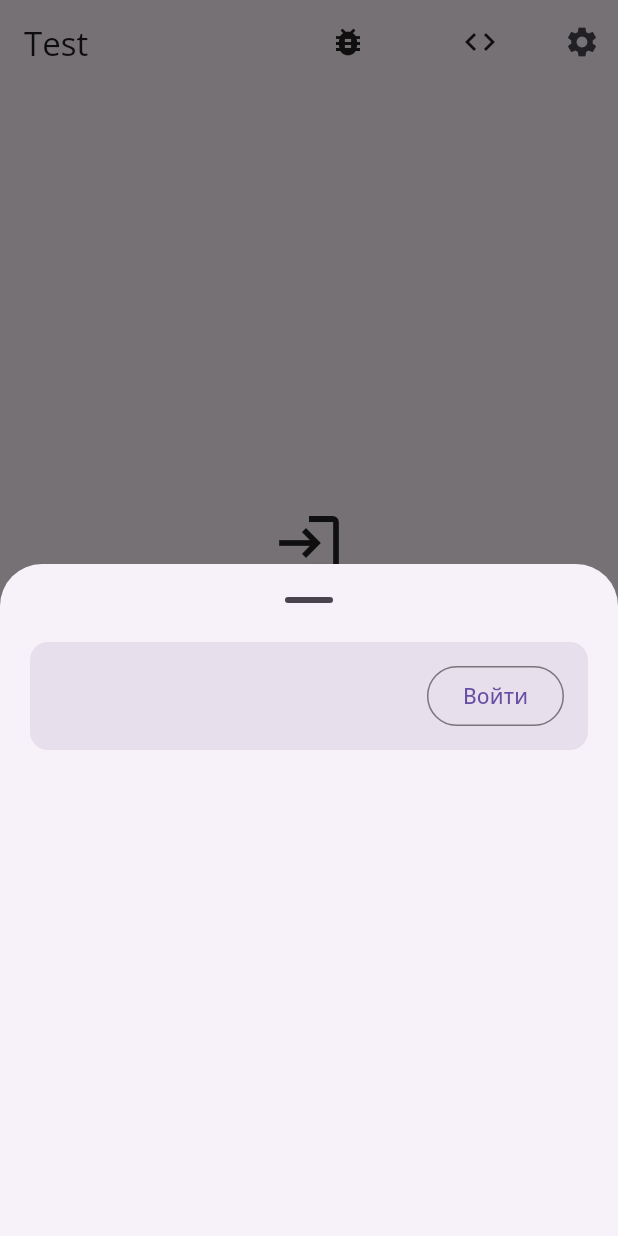
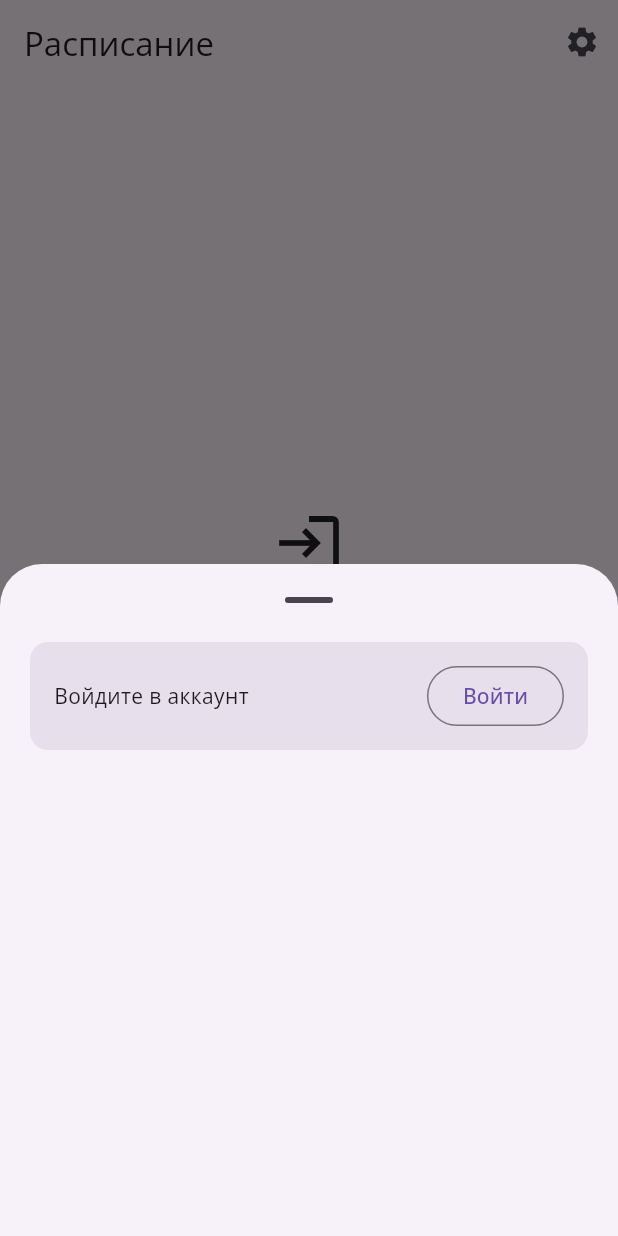
Before and after one commit to simbirskiif/flutter-schedule-ulstu, a Flutter app: the screen it shows after launch, after a tap on the "settings" icon, on a phone screen of 412 x 824 dp. Run offline on Flutter 3.47's test engine with Material 3 defaults, Android fonts, the phone set to English and light mode, and no system bars; drawn by our look-alikes of dynamic_color; our stand-ins replace flutter_secure_storage, google_fonts, shared_preferences, table_calendar, tuple; missing offline and left inert: button_m3e, dart:ffi, expressive_loading_indicator, expressive_refresh, loading_indicator_m3e, progress_indicator_m3e and 1 more.

Commit message:
FAB для возвращения к текущему дню, Заметки сменил на Задачи

```diff
--- a/lib/api/session_manager.dart
+++ b/lib/api/session_manager.dart
@@ -40,7 +40,7 @@ class SessionManager with ChangeNotifier {
     password = null;
     name = null;
     group = null;
-
+    loggedIn = false;
     processor.clear();
     save.clear();
     notifyListeners();
--- a/lib/main.dart
+++ b/lib/main.dart
@@ -214,64 +214,69 @@ class _MainState extends State<Main> {
   @override
   Widget build(BuildContext context) {
     _smallScreen = MediaQuery.of(context).size.width < 650 ? true : false;
+    GroupProcessor processor = Provider.of<GroupProcessor>(context);
+    SessionManager session = Provider.of<SessionManager>(context);
     return Builder(
       builder: (innerContext) {
         return Scaffold(
           appBar: AppBar(
-            title: Text("Test"),
+            title: Text(
+              processor.groupName != null
+                  ? session.group!
+                  : "Расписание",
+            ),
             actions: [
-              // ExpressiveLoadingIndicator(),
-              MaterialButton(
-                onPressed: () {
-                  Navigator.push(
-                    context,
-                    MaterialPageRoute(
-                      builder: (context) {
-                        return DebugWindow();
-                      },
-                    ),
-                  );
-                },
-                child: Icon(Icons.bug_report),
-              ),
-              MaterialButton(
-                onPressed: () {
-                  final controller = TextEditingController();
-                  showDialog(
-                    context: innerContext,
-                    builder: (context) => AlertDialog(
-                      title: Text("JSON"),
-                      content: TextField(
-                        controller: controller,
-                        decoration: InputDecoration(hintText: "JSON полный"),
-                      ),
-                      actions: [
-                        TextButton(
-                          onPressed: () => Navigator.pop(context),
-                          child: Text("Отмена"),
-                        ),
-                        TextButton(
-                          onPressed: () {
-                            // final d = decodeJSON(controller.text);
-                            // List<Lesson> less = converDumpToLessons(d);
-                            // less = getLessonsByFilter(Filter(), less);
-                            // for (final l in less) {
-                            //   debugPrint(l.toString());
-                            // }
-                            final save = context.read<SaveSystem>();
-                            final processor = context.read<GroupProcessor>();
-                            save.saveLessons(controller.text);
-                            processor.updateFromRaw(controller.text);
-                            processor.setSubgroup(2, context);
-                          },
-                          child: Text("Принять"),
-                        ),
-                      ],
-                    ),
-                  );
-                },
-                child: Icon(Icons.code),
-              ),
+              // MaterialButton(
+              //   onPressed: () {
+              //     Navigator.push(
+              //       context,
+              //       MaterialPageRoute(
+              //         builder: (context) {
+              //           return DebugWindow();
+              //         },
+              //       ),
+              //     );
+              //   },
+              //   child: Icon(Icons.bug_report),
+              // ),
+              // MaterialButton(
+              //   onPressed: () {
+              //     final controller = TextEditingController();
+              //     showDialog(
+              //       context: innerContext,
+              //       builder: (context) => AlertDialog(
+              //         title: Text("JSON"),
+              //         content: TextField(
+              //           controller: controller,
+              //           decoration: InputDecoration(hintText: "JSON полный"),
+              //         ),
+              //         actions: [
+              //           TextButton(
+              //             onPressed: () => Navigator.pop(context),
+              //             child: Text("Отмена"),
+              //           ),
+              //           TextButton(
+              //             onPressed: () {
+              //               // final d = decodeJSON(controller.text);
+              //               // List<Lesson> less = converDumpToLessons(d);
+              //               // less = getLessonsByFilter(Filter(), less);
+              //               // for (final l in less) {
+              //               //   debugPrint(l.toString());
+              //               // }
+              //               final save = context.read<SaveSystem>();
+              //               final processor = context.read<GroupProcessor>();
+              //               save.saveLessons(controller.text);
+              //               processor.updateFromRaw(controller.text);
+              //               processor.setSubgroup(2, context);
+              //             },
+              //             child: Text("Принять"),
+              //           ),
+              //         ],
+              //       ),
+              //     );
+              //   },
+              //   child: Icon(Icons.code),
+              // ),
               IconButton(
                 onPressed: () {
                   showBottomSheet(innerContext);
@@ -290,7 +295,7 @@ class _MainState extends State<Main> {
                     ),
                     NavigationDestination(
                       icon: Icon(Icons.notes),
-                      label: "Заметки",
+                      label: "Задачи",
                     ),
                   ],
                   selectedIndex: _selectedScreen,
@@ -316,7 +321,7 @@ class _MainState extends State<Main> {
                         ),
                         NavigationRailDestination(
                           icon: Icon(Icons.notes),
-                          label: Text("Заметки"),
+                          label: Text("Задачи"),
                         ),
                       ],
                       selectedIndex: _selectedScreen,
@@ -397,7 +402,7 @@ class _MainState extends State<Main> {
                                     ? "${manager.name!.split(" ")[1]} "
                                     : manager.userName ?? "Войдите в аккаунт",
                                 style: TextStyle(
-                                  color: ColorScheme.of(context).surfaceVariant,
+                                  color: ColorScheme.of(context).onSurface,
                                 ),
                               ),
                             ),
--- a/lib/screens/schedule_screen.dart
+++ b/lib/screens/schedule_screen.dart
@@ -158,7 +158,9 @@ class _ScheduleScreenState extends State<ScheduleScreen> {
         });
       }
     }
-    return Column(
+    return Stack(
+      children: [
+        Column(
           children: [
             Padding(
               padding: const EdgeInsets.symmetric(horizontal: 24, vertical: 8),
@@ -216,7 +218,9 @@ class _ScheduleScreenState extends State<ScheduleScreen> {
                             weekDay,
                             style: TextStyle(
                               fontSize: 10,
-                          color: ColorScheme.of(context).onSecondaryContainer,
+                              color: ColorScheme.of(
+                                context,
+                              ).onSecondaryContainer,
                             ),
                           ),
                           SizedBox(height: 0),
@@ -225,7 +229,9 @@ class _ScheduleScreenState extends State<ScheduleScreen> {
                             style: TextStyle(
                               fontSize: 16,
                               fontWeight: FontWeight.bold,
-                          color: ColorScheme.of(context).onSecondaryContainer,
+                              color: ColorScheme.of(
+                                context,
+                              ).onSecondaryContainer,
                             ),
                           ),
                         ],
@@ -237,7 +243,10 @@ class _ScheduleScreenState extends State<ScheduleScreen> {
                     return SizedBox(
                       width: 45,
                       child: Container(
-                    padding: EdgeInsets.symmetric(horizontal: 10, vertical: 0),
+                        padding: EdgeInsets.symmetric(
+                          horizontal: 10,
+                          vertical: 0,
+                        ),
                         decoration: BoxDecoration(
                           color: Theme.of(context).colorScheme.primary,
                           shape: BoxShape.rectangle,
@@ -282,7 +291,9 @@ class _ScheduleScreenState extends State<ScheduleScreen> {
                             weekDay,
                             style: TextStyle(
                               fontSize: 10,
-                          color: ColorScheme.of(context).onSecondaryContainer,
+                              color: ColorScheme.of(
+                                context,
+                              ).onSecondaryContainer,
                             ),
                           ),
                           SizedBox(height: 0),
@@ -291,7 +302,9 @@ class _ScheduleScreenState extends State<ScheduleScreen> {
                             style: TextStyle(
                               fontSize: 16,
                               fontWeight: FontWeight.bold,
-                          color: ColorScheme.of(context).onSecondaryContainer,
+                              color: ColorScheme.of(
+                                context,
+                              ).onSecondaryContainer,
                             ),
                           ),
                         ],
@@ -420,6 +433,46 @@ class _ScheduleScreenState extends State<ScheduleScreen> {
               ),
             ),
           ],
+        ),
+        Positioned(
+          bottom: 16,
+          right: 16,
+          child: AnimatedSwitcher(
+            duration: Duration(milliseconds: 200),
+            transitionBuilder: (child, animation) {
+              return ScaleTransition(
+                scale: animation,
+                child: FadeTransition(opacity: animation, child: child),
+              );
+            },
+            child:
+                days.indexWhere(
+                      (day) =>
+                          day.year == today.year &&
+                          day.month == today.month &&
+                          day.day == today.day,
+                    ) !=
+                    _currentPage
+                ? FloatingActionButton(
+                    onPressed: () {
+                      _pageController.animateToPage(
+                        days.indexWhere(
+                          (day) =>
+                              day.year == today.year &&
+                              day.month == today.month &&
+                              day.day == today.day,
+                        ),
+                        duration: Duration(milliseconds: 500),
+                        curve: Curves.easeInOut,
+                      );
+                    },
+                    tooltip: "Перейти к сегодняшнему дню",
+                    child: Icon(Icons.refresh),
+                  )
+                : SizedBox(),
+          ),
+        ),
+      ],
     );
   }
 }
```
Also changed, not shown: lib/dialog/setup_dialog.dart (+8 -0 lines). Lines whose indentation alone changed are shown as unchanged.
